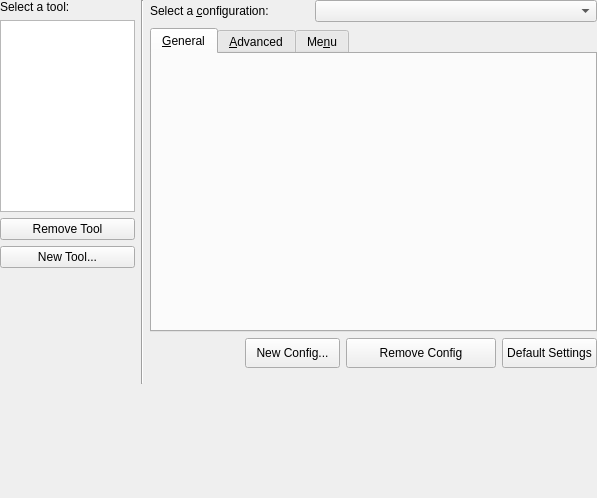
First picture: the form in src/widgets/maintoolconfigwidget.ui, repository KDE/kile, before the edit.
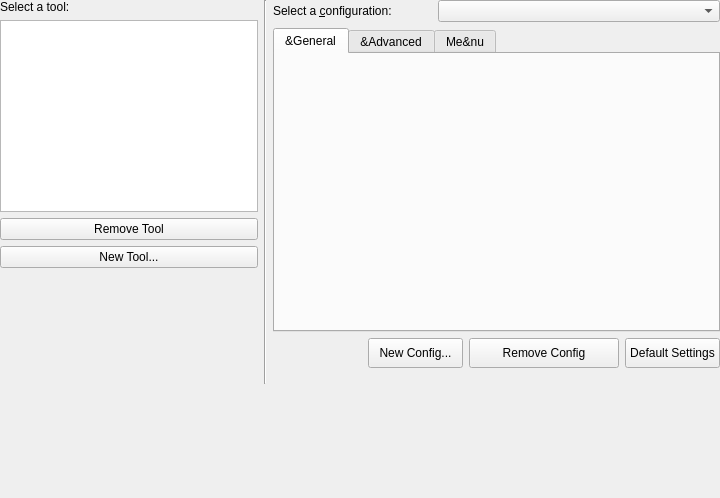
Second picture: the form after the edit. Custom widgets are drawn as their Qt base class.

The edit to the form file:
```diff
--- a/src/widgets/maintoolconfigwidget.ui
+++ b/src/widgets/maintoolconfigwidget.ui
@@ -5,7 +5,7 @@
    <rect>
     <x>0</x>
     <y>0</y>
-    <width>597</width>
+    <width>720</width>
     <height>498</height>
    </rect>
   </property>
@@ -160,7 +160,7 @@
          </property>
          <widget class="QWidget" name="tab" >
           <attribute name="title" >
-           <string>&amp;General</string>
+           <string>&amp;&amp;General</string>
           </attribute>
           <layout class="QVBoxLayout" >
            <item>
@@ -195,7 +195,7 @@
          </widget>
          <widget class="QWidget" name="tab" >
           <attribute name="title" >
-           <string>&amp;Advanced</string>
+           <string>&amp;&amp;Advanced</string>
           </attribute>
           <layout class="QGridLayout" >
            <item row="0" column="1" >
@@ -385,7 +385,7 @@
          </widget>
          <widget class="QWidget" name="TabPage" >
           <attribute name="title" >
-           <string>Me&amp;nu</string>
+           <string>Me&amp;&amp;nu</string>
           </attribute>
           <layout class="QGridLayout" >
            <item row="0" column="0" >
@@ -563,6 +563,12 @@
    <extends>QPushButton</extends>
    <header>kpushbutton.h</header>
   </customwidget>
+  <customwidget>
+   <class>KTabWidget</class>
+   <extends>QTabWidget</extends>
+   <header>ktabwidget.h</header>
+   <container>1</container>
+  </customwidget>
  </customwidgets>
  <tabstops>
   <tabstop>m_cbConfig</tabstop>
```
Left out of the diff: 30 changed lines with no effect on the pictures.
